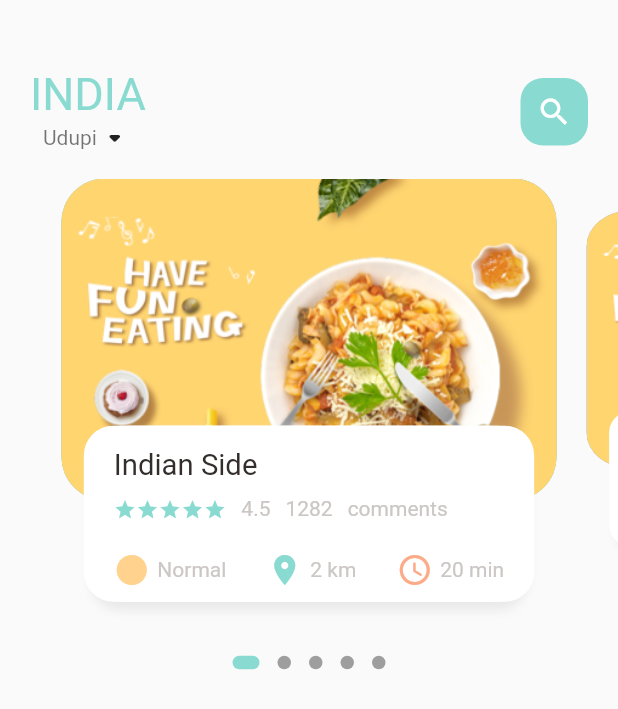
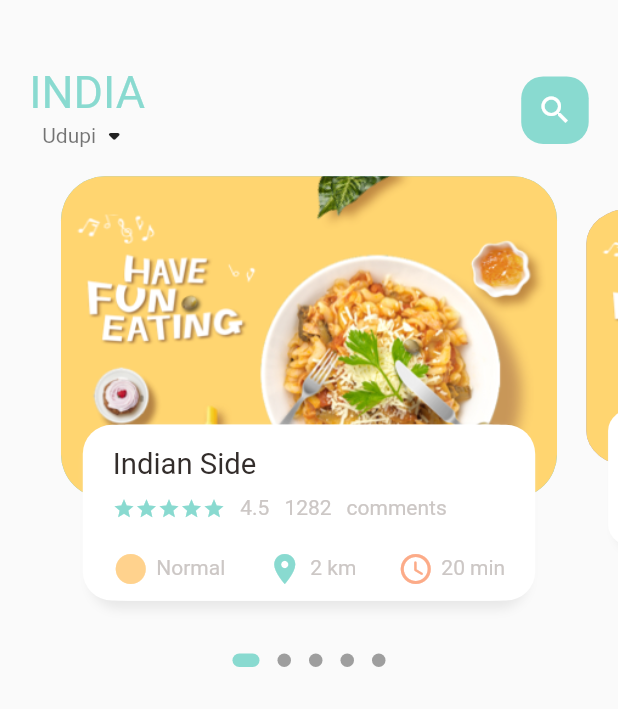
Before and after one commit to TheShreyasShetty/foodie, a Flutter app: the screen it shows after launch, on a phone screen of 412 x 824 dp. Shown: the top 709 px of the screen. Run offline on Flutter 3.47's test engine with Material 2 defaults, Android fonts, the phone set to English and light mode, and no system bars; drawn by our look-alikes of dots_indicator; our stand-ins replace get.

Commit message:
Fifth Commit Created the sliding dots indicator also created the dimensions.dart file to set dynamically adjust the contents on the screen so that it should work on any device flawlessly.

```diff
--- a/lib/home/food_page_body.dart
+++ b/lib/home/food_page_body.dart
@@ -92,7 +92,7 @@ class _FoodPageBodyState extends State<FoodPageBody> {
         children: [
           Container(
             height: Dimensions.pageViewContainer,
-            margin: EdgeInsets.only(left: 10,right: 10 ),
+            margin: EdgeInsets.only(left: Dimensions.width10,right: Dimensions.width10 ),
             decoration: BoxDecoration(
               borderRadius: BorderRadius.circular(Dimensions.radius30),
               color: index.isEven?Color(0xFF69c5df):Color(0xFF9294cc),
@@ -108,7 +108,7 @@ class _FoodPageBodyState extends State<FoodPageBody> {
             alignment: Alignment.bottomCenter,
             child: Container(
               height: Dimensions.pageViewTextContainer,
-              margin: EdgeInsets.only(left: 30,right: 30, bottom: 30),
+              margin: EdgeInsets.only(left: Dimensions.width30,right: Dimensions.width30, bottom: Dimensions.height30),
               decoration: BoxDecoration(
                 borderRadius: BorderRadius.circular(Dimensions.radius20),
                 color: Colors.white,
--- a/lib/home/main_food_page.dart
+++ b/lib/home/main_food_page.dart
@@ -1,6 +1,7 @@
 import 'package:flutter/material.dart';
 import 'package:flutter/src/widgets/framework.dart';
 import 'package:flutter/src/widgets/placeholder.dart';
+import 'package:food_delivery/utils/dimensions.dart';
 import 'package:food_delivery/widgets/big_text.dart';
 import 'package:food_delivery/widgets/small_text.dart';
 
@@ -24,8 +25,8 @@ class _MainFoodPageState extends State<MainFoodPage> {
             Container(
 
               child: Container(
-                margin: EdgeInsets.only(top: 45,bottom: 15),
-                padding: EdgeInsets.only(left: 20,right: 20),
+                margin: EdgeInsets.only(top: Dimensions.height45,bottom: Dimensions.height15),
+                padding: EdgeInsets.only(left: Dimensions.width20,right: Dimensions.width20),
                 child: Row(
                   mainAxisAlignment: MainAxisAlignment.spaceBetween,
                   children: [
@@ -46,7 +47,7 @@ class _MainFoodPageState extends State<MainFoodPage> {
                           height: 45,
                           child: Icon(Icons.search, color: Colors.white,),
                           decoration: BoxDecoration(
-                            borderRadius: BorderRadius.circular(15),
+                            borderRadius: BorderRadius.circular(Dimensions.radius15),
                             color: AppColors.mainColor,
                           ),
                         )
--- a/lib/utils/dimensions.dart
+++ b/lib/utils/dimensions.dart
@@ -8,11 +8,24 @@ class Dimensions{
   static double pageViewContainer = screenHeight/3.84;    //  screen size will be divided by 3.84 gives 7.03
   static double pageViewTextContainer = screenHeight/7.03;
 
+  // dynamic height padding and margin
   static double height10 = screenHeight/84.4; //  844/10 = 84.4
   static double height15 = screenHeight/56.27;
   static double height20 = screenHeight/42.2;
+  static double height30 = screenHeight/28.13;
+  static double height45 = screenHeight/18.76;
+
+
+
+  // dynamic width padding and margin
+  static double width10 = screenHeight/84.4; //  844/10 = 84.4
+  static double width15 = screenHeight/56.27;
+  static double width20 = screenHeight/42.2;
+  static double width30 = screenHeight/28.13;
+
 
   static double font20 = screenHeight/42.2;
+  static double radius15 = screenHeight/56.27;
   static double radius20 = screenHeight/42.2;
   static double radius30 = screenHeight/28.13;
 
```
